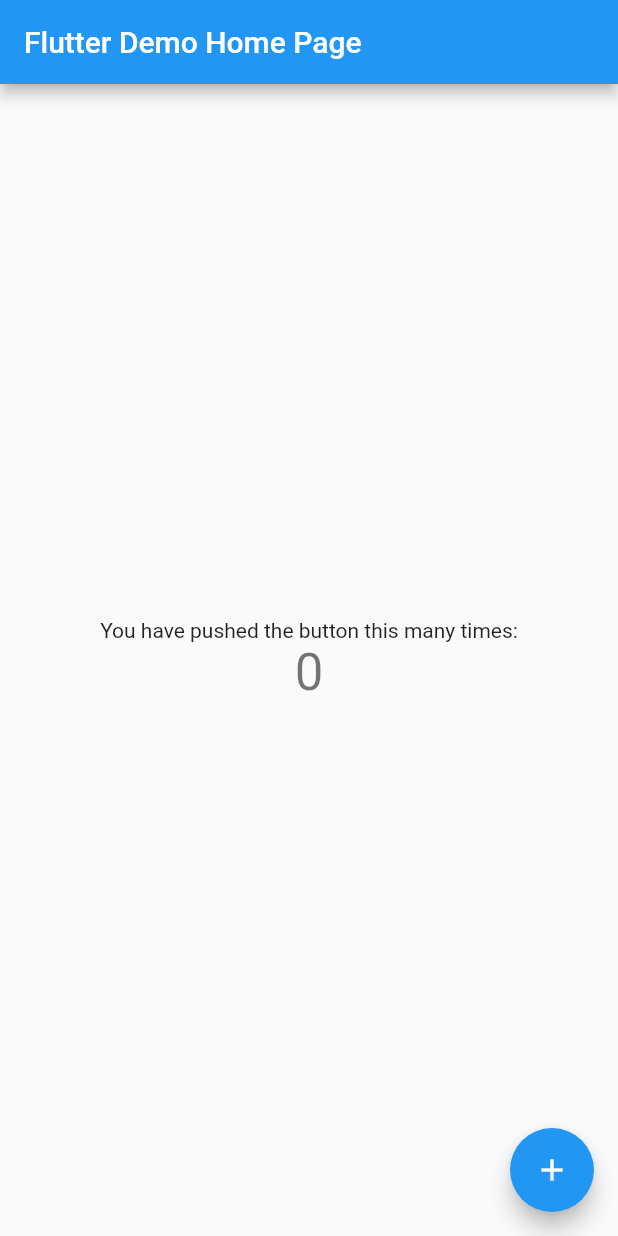
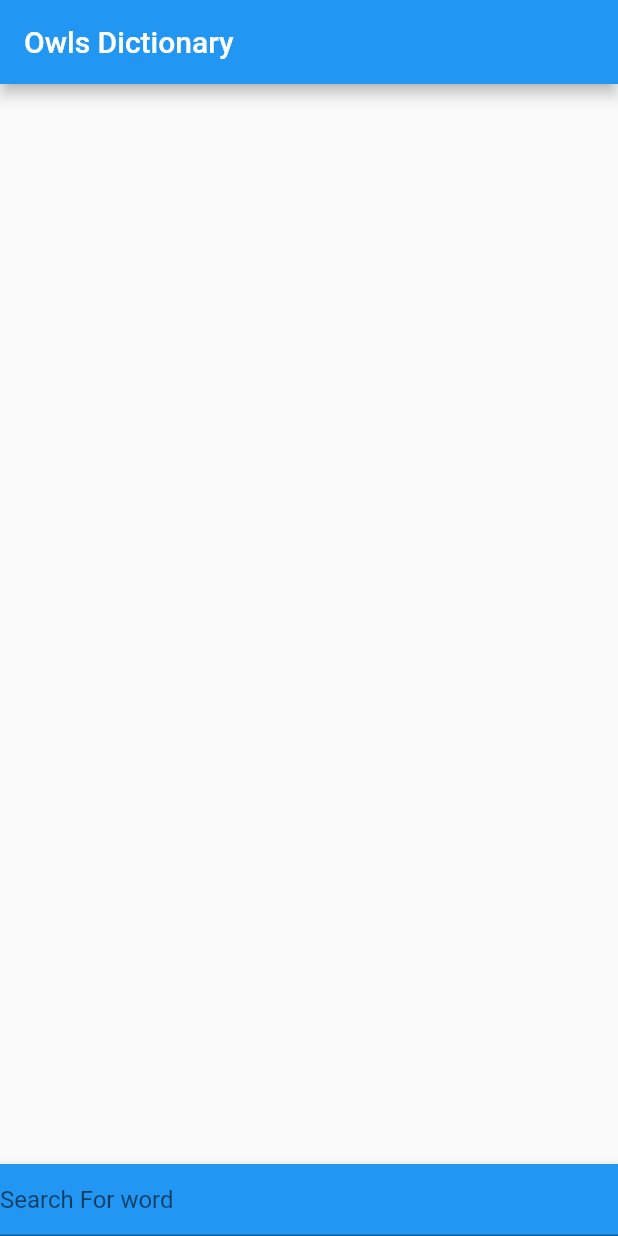
Before and after one commit to hpnightowl/Owlsdict, a Flutter app: the screen it shows after launch, on a phone screen of 412 x 824 dp. Run offline on Flutter 3.47's test engine with Material 2 defaults, Android fonts, the light colour scheme and no system bars.

Commit message:
owlsdict: add bottom search bar for words

```diff
--- a/lib/main.dart
+++ b/lib/main.dart
@@ -9,35 +9,14 @@
   @override
   Widget build(BuildContext context) {
     return MaterialApp(
-      title: 'Flutter Demo',
-      theme: ThemeData(
-        // This is the theme of your application.
-        //
-        // Try running your application with "flutter run". You'll see the
-        // application has a blue toolbar. Then, without quitting the app, try
-        // changing the primarySwatch below to Colors.green and then invoke
-        // "hot reload" (press "r" in the console where you ran "flutter run",
-        // or simply save your changes to "hot reload" in a Flutter IDE).
-        // Notice that the counter didn't reset back to zero; the application
-        // is not restarted.
-        primarySwatch: Colors.blue,
-      ),
-      home: MyHomePage(title: 'Flutter Demo Home Page'),
+      title: 'OwlDict',
+         home: MyHomePage(title: 'Owls Dictionary'),
     );
   }
 }
 
 class MyHomePage extends StatefulWidget {
   MyHomePage({Key? key, required this.title}) : super(key: key);
-
-  // This widget is the home page of your application. It is stateful, meaning
-  // that it has a State object (defined below) that contains fields that affect
-  // how it looks.
-
-  // This class is the configuration for the state. It holds the values (in this
-  // case the title) provided by the parent (in this case the App widget) and
-  // used by the build method of the State. Fields in a Widget subclass are
-  // always marked "final".
 
   final String title;
 
@@ -46,68 +25,34 @@
 }
 
 class _MyHomePageState extends State<MyHomePage> {
-  int _counter = 0;
-
-  void _incrementCounter() {
-    setState(() {
-      // This call to setState tells the Flutter framework that something has
-      // changed in this State, which causes it to rerun the build method below
-      // so that the display can reflect the updated values. If we changed
-      // _counter without calling setState(), then the build method would not be
-      // called again, and so nothing would appear to happen.
-      _counter++;
-    });
-  }
-
+  TextEditingController _controller = TextEditingController();
   @override
   Widget build(BuildContext context) {
-    // This method is rerun every time setState is called, for instance as done
-    // by the _incrementCounter method above.
-    //
-    // The Flutter framework has been optimized to make rerunning build methods
-    // fast, so that you can just rebuild anything that needs updating rather
-    // than having to individually change instances of widgets.
     return Scaffold(
       appBar: AppBar(
-        // Here we take the value from the MyHomePage object that was created by
-        // the App.build method, and use it to set our appbar title.
-        title: Text(widget.title),
+          title: Text(widget.title),
       ),
-      body: Center(
-        // Center is a layout widget. It takes a single child and positions it
-        // in the middle of the parent.
-        child: Column(
-          // Column is also a layout widget. It takes a list of children and
-          // arranges them vertically. By default, it sizes itself to fit its
-          // children horizontally, and tries to be as tall as its parent.
-          //
-          // Invoke "debug painting" (press "p" in the console, choose the
-          // "Toggle Debug Paint" action from the Flutter Inspector in Android
-          // Studio, or the "Toggle Debug Paint" command in Visual Studio Code)
-          // to see the wireframe for each widget.
-          //
-          // Column has various properties to control how it sizes itself and
-          // how it positions its children. Here we use mainAxisAlignment to
-          // center the children vertically; the main axis here is the vertical
-          // axis because Columns are vertical (the cross axis would be
-          // horizontal).
-          mainAxisAlignment: MainAxisAlignment.center,
-          children: <Widget>[
-            Text(
-              'You have pushed the button this many times:',
-            ),
-            Text(
-              '$_counter',
-              style: Theme.of(context).textTheme.headline4,
+      bottomSheet: BottomAppBar(
+        child: Row(
+          children: [
+            Expanded(
+                child: Container(
+                  color: Colors.blue,
+                  child: TextFormField(
+                    onChanged: (String text){
+                    },
+                    controller: _controller,
+                    decoration: InputDecoration(
+                      hintText: "Search For word",
+                    ),
+              ),
+                )
             ),
           ],
         ),
       ),
-      floatingActionButton: FloatingActionButton(
-        onPressed: _incrementCounter,
-        tooltip: 'Increment',
-        child: Icon(Icons.add),
-      ), // This trailing comma makes auto-formatting nicer for build methods.
+      body: Container(
+      )
     );
   }
 }
```
